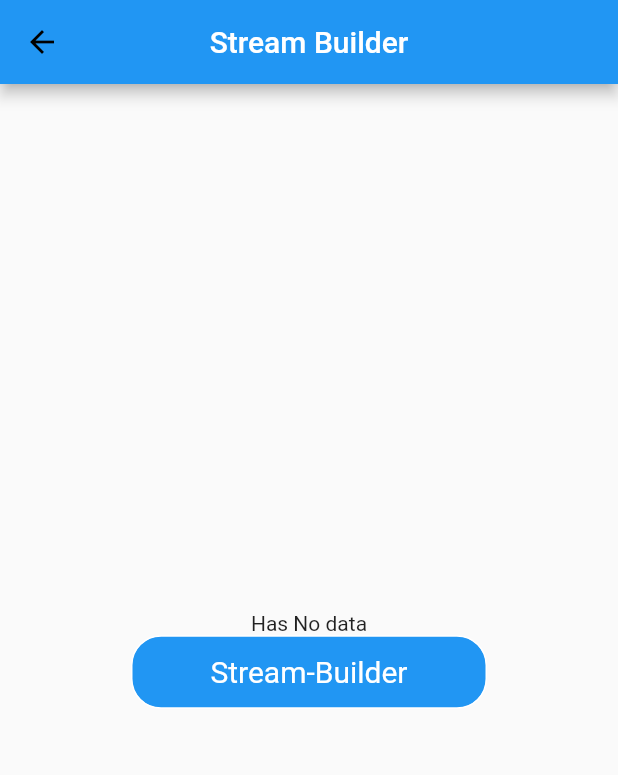
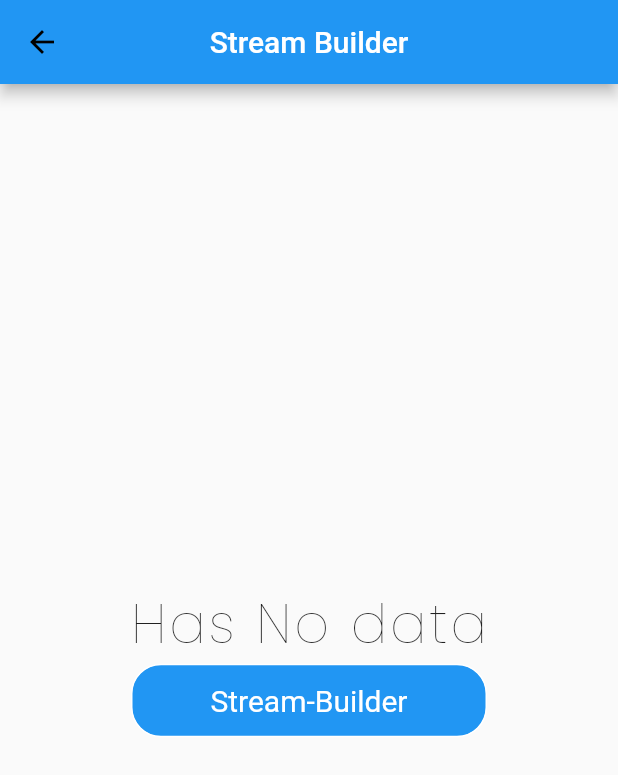
Before and after one commit to Ankan1998/Advance-flutter, a Flutter app: the StreamControllerPage screen opened directly, on a phone screen of 412 x 824 dp. Shown: the top 775 px of the screen. Run offline on Flutter 3.47's test engine with Material 2 defaults, Android fonts, the phone set to English and light mode, and no system bars; our stand-ins replace google_fonts.

Commit message:
used setState to bring stream to UI

```diff
--- a/streams/lib/chapters/streamController.dart
+++ b/streams/lib/chapters/streamController.dart
@@ -3,6 +3,7 @@ import 'dart:async';
 import 'package:flutter/cupertino.dart';
 import 'package:flutter/material.dart';
 import 'package:streams/custom_widget/custom_button.dart';
+import 'package:streams/themes/text_style.dart';
 
 class StreamControllerClass{
   StreamController<int> _controller = StreamController<int>.broadcast();
@@ -43,10 +44,16 @@ class _StreamControllerPageState extends State<StreamControllerPage> {
                       stream: _ctrlcls._controller.stream,
                       builder: (BuildContext context,AsyncSnapshot<int> snapshot){
                         if(!snapshot.hasData){
-                          return Text("Has No data");
+                          return Text(
+                              "Has No data",
+                            style: TextStyles.largeTitle,
+                          );
                         }
                         // Getting number from the stream as comes from stream
-                        return Text(snapshot.data.toString());
+                        return Text(
+                            snapshot.data.toString(),
+                          style: TextStyles.largeTitle,
+                        );
 
                       }
                   ),
```
Also changed, not shown: streams/lib/chapters/streams.dart (+10 -2 lines).
